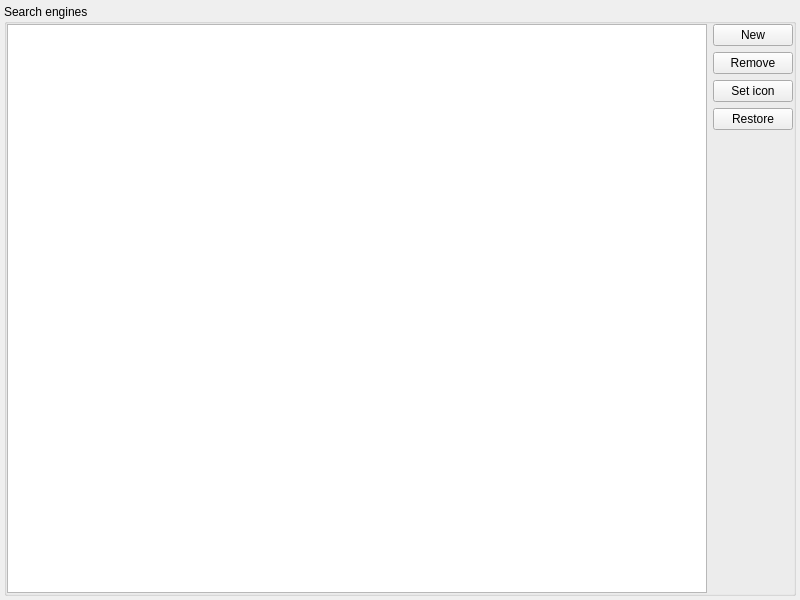
Before: the Qt Designer form src/plugins/websearch/configwidget.ui in albertlauncher/albert, drawn with Qt 5.
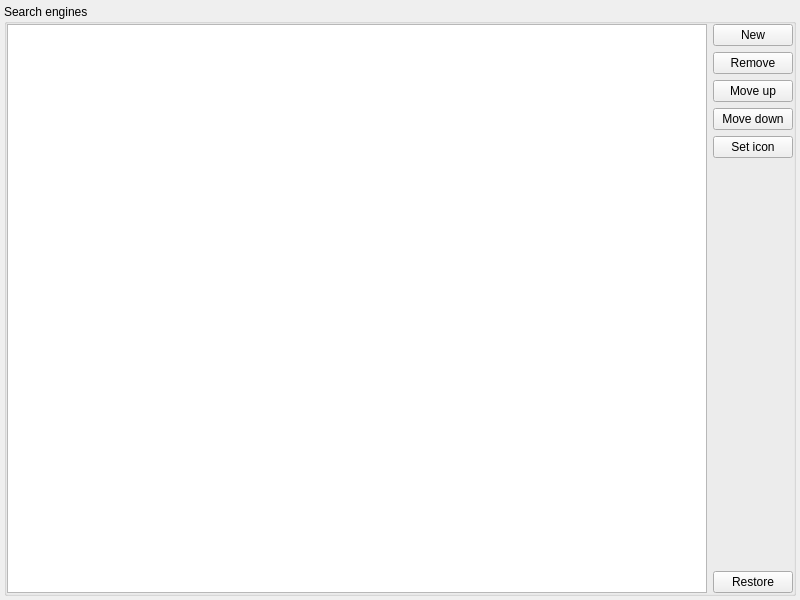
After: the same form once the commit is applied.

Patch:
```diff
--- a/src/plugins/websearch/configwidget.ui
+++ b/src/plugins/websearch/configwidget.ui
@@ -115,6 +115,20 @@
           </property>
          </widget>
         </item>
+        <item>
+         <widget class="QPushButton" name="pushButton_moveUp">
+          <property name="text">
+           <string>Move up</string>
+          </property>
+         </widget>
+        </item>
+        <item>
+         <widget class="QPushButton" name="pushButton_moveDown">
+          <property name="text">
+           <string>Move down</string>
+          </property>
+         </widget>
+        </item>
         <item>
          <widget class="QPushButton" name="pushButton_setIcon">
           <property name="text">
@@ -122,13 +136,6 @@
           </property>
          </widget>
         </item>
-        <item>
-         <widget class="QPushButton" name="pushButton_restoreDefaults">
-          <property name="text">
-           <string>Restore</string>
-          </property>
-         </widget>
-        </item>
         <item>
          <spacer name="verticalSpacer">
           <property name="orientation">
@@ -142,6 +149,13 @@
           </property>
          </spacer>
         </item>
+        <item>
+         <widget class="QPushButton" name="pushButton_restoreDefaults">
+          <property name="text">
+           <string>Restore</string>
+          </property>
+         </widget>
+        </item>
        </layout>
       </item>
      </layout>
```
Left out of the diff: 12 changed lines with no effect on the pictures.
